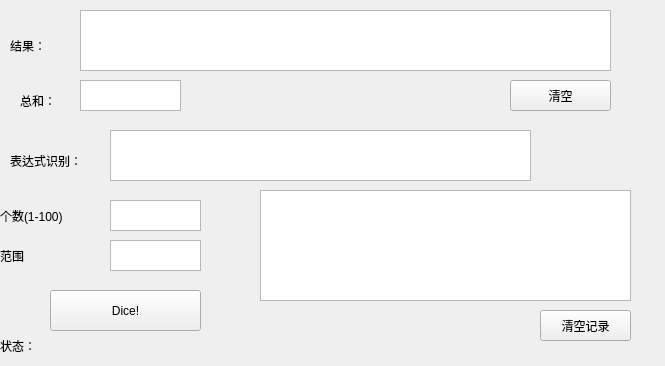
First picture: the form in quickDice/quickdice.ui, repository CycleZero/QuickDice, before the edit.
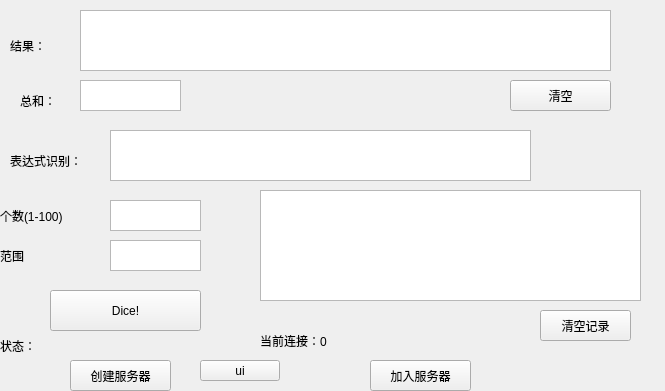
Second picture: the form after the edit.

What changed in the file:
```diff
--- a/quickDice/quickdice.ui
+++ b/quickDice/quickdice.ui
@@ -7,7 +7,7 @@
     <x>0</x>
     <y>0</y>
     <width>665</width>
-    <height>366</height>
+    <height>391</height>
    </rect>
   </property>
   <property name="windowTitle">
@@ -179,7 +179,7 @@
      <rect>
       <x>260</x>
       <y>190</y>
-      <width>371</width>
+      <width>381</width>
       <height>111</height>
      </rect>
     </property>
@@ -197,6 +197,58 @@
      <string>清空记录</string>
     </property>
    </widget>
+   <widget class="QPushButton" name="server">
+    <property name="geometry">
+     <rect>
+      <x>70</x>
+      <y>360</y>
+      <width>101</width>
+      <height>31</height>
+     </rect>
+    </property>
+    <property name="text">
+     <string>创建服务器</string>
+    </property>
+   </widget>
+   <widget class="QPushButton" name="client">
+    <property name="geometry">
+     <rect>
+      <x>370</x>
+      <y>360</y>
+      <width>101</width>
+      <height>31</height>
+     </rect>
+    </property>
+    <property name="text">
+     <string>加入服务器</string>
+    </property>
+   </widget>
+   <widget class="QPushButton" name="uiTest">
+    <property name="geometry">
+     <rect>
+      <x>200</x>
+      <y>360</y>
+      <width>80</width>
+      <height>21</height>
+     </rect>
+    </property>
+    <property name="text">
+     <string>ui</string>
+    </property>
+   </widget>
+   <widget class="QLabel" name="clientnum">
+    <property name="geometry">
+     <rect>
+      <x>260</x>
+      <y>330</y>
+      <width>111</width>
+      <height>21</height>
+     </rect>
+    </property>
+    <property name="text">
+     <string>当前连接：0</string>
+    </property>
+   </widget>
   </widget>
  </widget>
  <layoutdefault spacing="6" margin="11"/>
```
